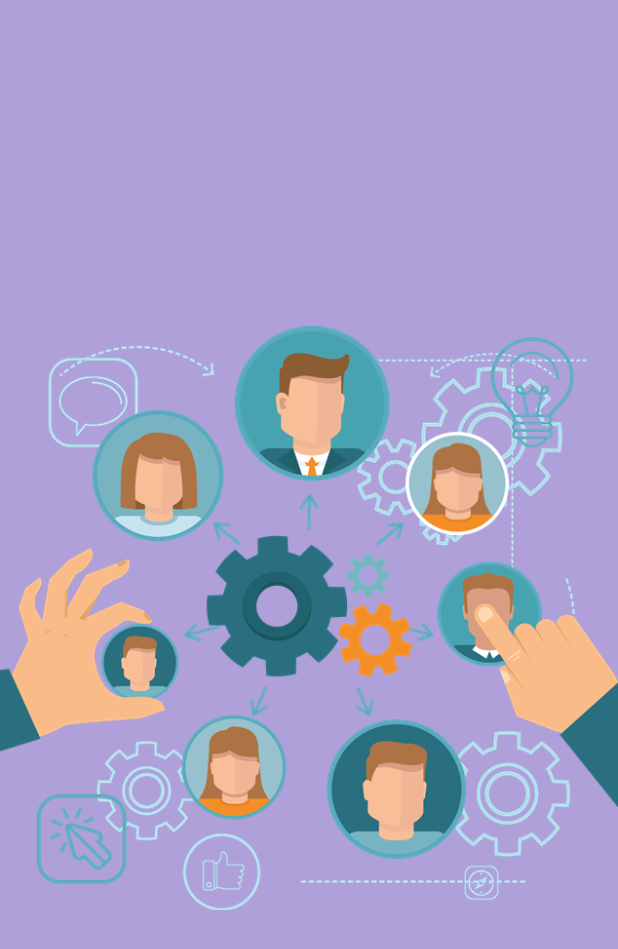
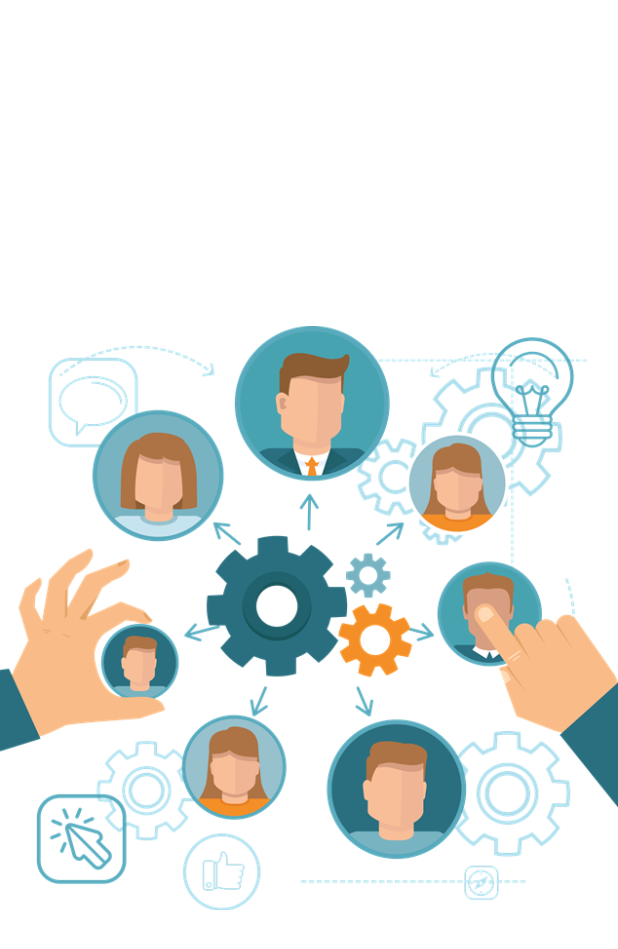
Before and after one commit to alamincse6615/people_managment, a Flutter app: the MyHomePage screen opened directly, on a phone screen of 412 x 824 dp. Shown: the top 949 px of the screen. Run offline on Flutter 3.47's test engine with Material 2 defaults, Android fonts, the phone set to English and light mode, and no system bars; statements that could not run were skipped.

Commit message:
Update main.dart

```diff
--- a/lib/main.dart
+++ b/lib/main.dart
@@ -16,7 +16,7 @@ class MyApp extends StatelessWidget {
       title: 'Flutter Demo',
       theme: ThemeData(
 
-        primarySwatch: Colors.blue,
+        primarySwatch: Colors(0x4FD5E7),
       ),
       home: const MyHomePage(title: 'Flutter Demo Home Page'),
     );
@@ -38,7 +38,7 @@ class _MyHomePageState extends State<MyHomePage> {
   @override
   Widget build(BuildContext context) {
     return Scaffold(
-      backgroundColor: Color(0x65350ea0),
+      backgroundColor: Color(0x79E7A3),
         body: Center(
           child: Column(
             mainAxisAlignment: MainAxisAlignment.center,
```
